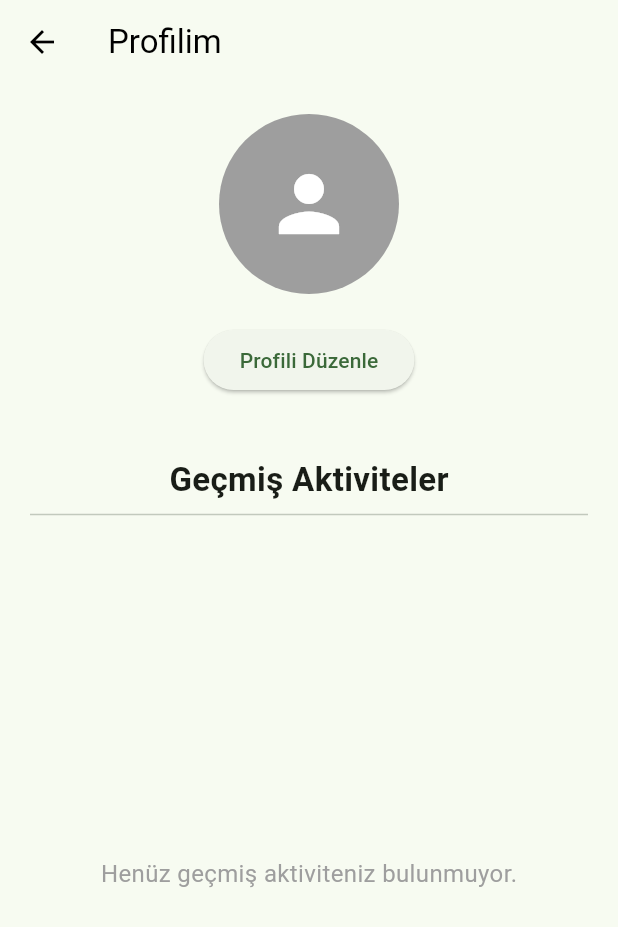
After one commit to egeylmz/gelecege_kos, a Flutter app: the MyHomePage screen opened directly, after a tap on the "person" icon, on a phone screen of 412 x 824 dp. The commit adds this screen. Shown: the top 927 px of the screen. Run offline on Flutter 3.47's test engine with Material 3 defaults, Android fonts, the phone set to English and light mode, and no system bars; our stand-ins replace firebase_auth, firebase_core, google_sign_in; accounts and stored records are empty; network calls fail.

Commit message:
user profile added

```diff
--- a/lib/main.dart
+++ b/lib/main.dart
@@ -4,6 +4,7 @@ import 'package:google_sign_in/google_sign_in.dart';
 import 'package:firebase_auth/firebase_auth.dart';
 import 'package:flutter/material.dart';
 import 'pages/add_activity_screen.dart';
+import 'pages/user_profile.dart';
 
 void main() {
   runApp(const MyApp());
@@ -17,7 +18,7 @@ class MyApp extends StatelessWidget {
     return MaterialApp(
       title: 'Flutter Demo',
       theme: ThemeData(
-        colorScheme: ColorScheme.fromSeed(seedColor: Colors.deepPurple),
+        colorScheme: ColorScheme.fromSeed(seedColor: Colors.green),
       ),
       home: const SplashScreen()
     );
@@ -89,6 +90,13 @@ class _MyHomePageState extends State<MyHomePage> {
     );
   }
 
+  void _goToProfilePage() {
+    Navigator.push(
+      context,
+      MaterialPageRoute(builder: (context) => const UserProfilePage()),
+    );
+  }
+
   Future<void> _signOut() async {
     await GoogleSignIn().signOut();
     await FirebaseAuth.instance.signOut();
@@ -103,6 +111,13 @@ class _MyHomePageState extends State<MyHomePage> {
       appBar: AppBar(
         backgroundColor: Theme.of(context).colorScheme.inversePrimary,
         title: Text(widget.title),
+        actions: [
+          IconButton(
+            icon: const Icon(Icons.person),
+            tooltip: 'Profil',
+            onPressed: _goToProfilePage,
+          )
+        ],
       ),
       body: const Center(
         child: Text(
--- /dev/null
+++ b/lib/pages/user_profile.dart
@@ -0,0 +1,68 @@
+import 'package:flutter/material.dart';
+
+class UserProfilePage extends StatelessWidget {
+  const UserProfilePage({super.key});
+
+  @override
+  Widget build(BuildContext context) {
+    return Scaffold(
+      appBar: AppBar(
+        title: const Text('Profilim'),
+        backgroundColor: Colors.transparent,
+        elevation: 0,
+        foregroundColor: Colors.black,
+      ),
+      body: Padding(
+        padding: const EdgeInsets.all(20.0),
+        child: Column(
+          crossAxisAlignment: CrossAxisAlignment.center,
+          children: [
+            // Profil Fotoğrafı Alanı
+            const CircleAvatar(
+              radius: 60,
+              // Geçici ikon
+              // backgroundImage: NetworkImage('URL_ADRESİ'), KULLANILABİLİR
+              backgroundColor: Colors.grey,
+              child: Icon(
+                Icons.person,
+                size: 60,
+                color: Colors.white,
+              ),
+            ),
+            const SizedBox(height: 20),
+
+            // Profili Düzenle Butonu
+            ElevatedButton(
+              onPressed: () {
+                // TODO: Profil düzenleme sayfasına yönlendirme eklenecek.
+                print('Profili Düzenle butonuna tıklandı.');
+              },
+              child: const Text('Profili Düzenle'),
+            ),
+            const SizedBox(height: 40),
+
+            // Geçmiş Aktiviteler Listelenecek
+            const Text(
+              'Geçmiş Aktiviteler',
+              style: TextStyle(
+                fontSize: 22,
+                fontWeight: FontWeight.bold,
+              ),
+            ),
+            const Divider(thickness: 1),
+            const SizedBox(height: 10),
+
+            const Expanded(
+              child: Center(
+                child: Text(
+                  'Henüz geçmiş aktiviteniz bulunmuyor.',
+                  style: TextStyle(fontSize: 16, color: Colors.grey),
+                ),
+              ),
+            ),
+          ],
+        ),
+      ),
+    );
+  }
+}
```
